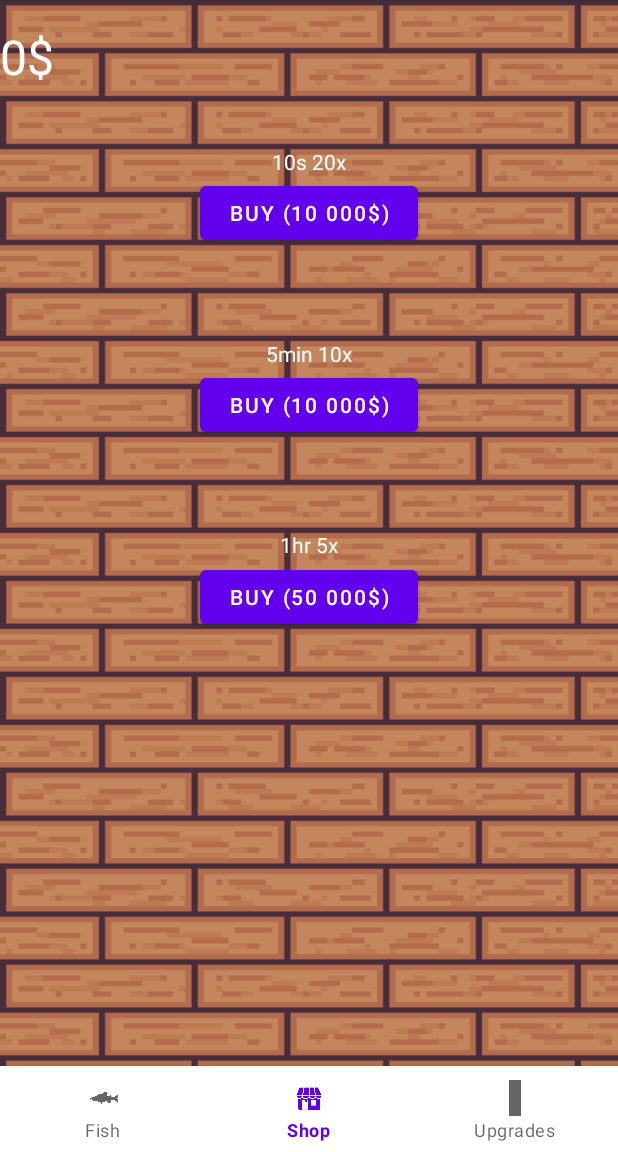
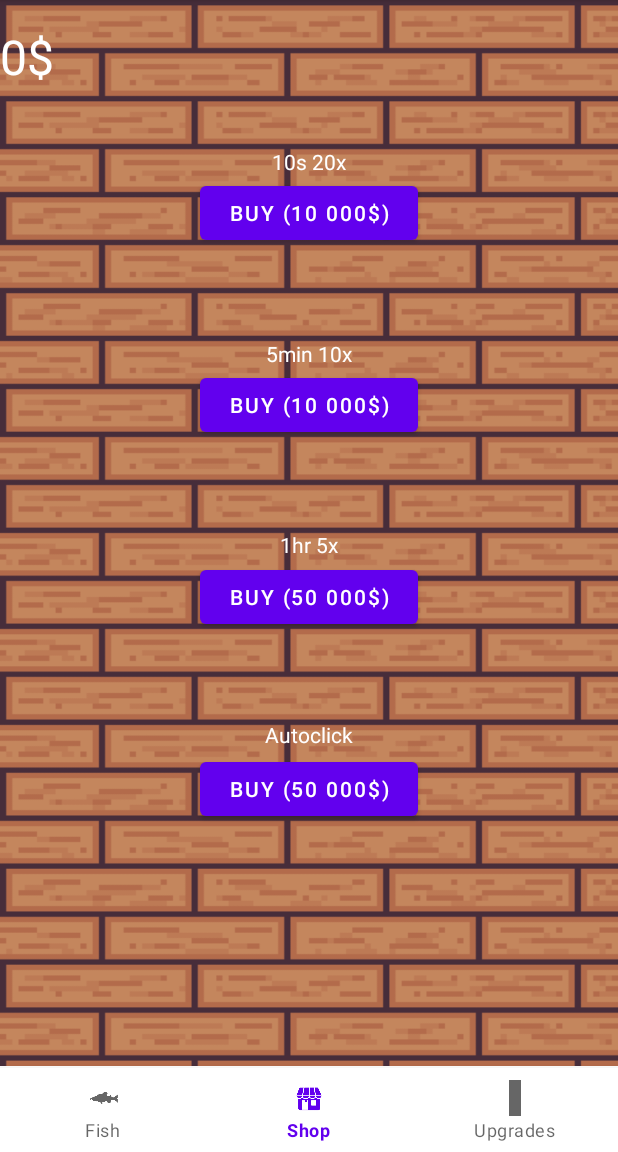
Before and after one commit to Miisterfox/FishAndClick, an Android app: the screen it shows after launch (MainActivity), item 2 of the bottom bar chosen, on a phone screen of 412 x 824 dp, the part 84-1236 px from its top. Run offline under Robolectric (Android 15) with nearby library versions, the phone set to English and light mode, and no system bars.

Commit message:
Added AutoClick

```diff
--- a/app/src/main/java/com/example/fishnclick/FishFragment.java
+++ b/app/src/main/java/com/example/fishnclick/FishFragment.java
@@ -13,10 +13,10 @@ import androidx.annotation.Nullable;
 import androidx.fragment.app.Fragment;
 
 public class FishFragment extends Fragment implements View.OnClickListener{
-    private TextView FishView;
-    private TextView FishName;
-    private ImageButton fishButton;
-    private int fishIndex;
+    private static TextView FishView;
+    private static TextView FishName;
+    private static ImageButton fishButton;
+    private static int fishIndex;
     private static TextView moneyText;
     private int money;
     public FishFragment() {
@@ -60,7 +60,7 @@ public class FishFragment extends Fragment implements View.OnClickListener{
     public void onViewCreated(@NonNull View view, @Nullable Bundle savedInstanceState) {
     }
 
-    private void updateFish() {
+    public static void updateFish() {
         Fish SelectedFish = MainActivity.getFishList().get(fishIndex);
         fishButton.setEnabled(SelectedFish.getEnabled());
         if(!SelectedFish.getEnabled()) {
--- a/app/src/main/java/com/example/fishnclick/MainActivity.java
+++ b/app/src/main/java/com/example/fishnclick/MainActivity.java
@@ -3,6 +3,8 @@ package com.example.fishnclick;
 import android.content.Context;
 import android.content.SharedPreferences;
 import android.os.Bundle;
+import android.os.Handler;
+import android.util.Log;
 import android.view.MenuItem;
 import android.widget.Chronometer;
 import android.widget.TextView;
@@ -16,7 +18,7 @@ import com.google.android.material.bottomnavigation.BottomNavigationView;
 
 import java.util.ArrayList;
 
-public class MainActivity extends AppCompatActivity{
+public class MainActivity extends AppCompatActivity {
     private static ArrayList<Fish> fish;
     private static int money;
     private static Chronometer CurrentBoost;
@@ -24,28 +26,45 @@ public class MainActivity extends AppCompatActivity{
     private static TextView MoneyView;
     private static MyDatabase db;
     private static SharedPreferences spMoney;
+    private static SharedPreferences spAutoClick;
+    private static Handler handler = new Handler();
+    private static boolean autoClickBoolean;
+    private static Runnable autoClick = new Runnable() {
+        @Override
+        public void run() {
+            FishsClick();
+            Log.d("runnable","it works");
+            handler.postDelayed(this, 60000);
+        }
+    };
     @Override
     protected void onCreate(Bundle savedInstanceState) {
-
+        autoClickBoolean=false;
+        Log.d("runnable","it works");
         fish = new ArrayList<>();
         fish.add(new Fish("Bar", 1, R.drawable.fish1));
         fish.add(new Fish("Salmon", 2, R.drawable.fish2));
-        fish.add(new Fish("Eel", 5, R.drawable.fish3,false));
-        fish.add(new Fish("Octopus", 10, R.drawable.fish4,false));
-        fish.add(new Fish("Shark", 25, R.drawable.fish5,false));
-        fish.add(new Fish("Moonfish", 50, R.drawable.fish6,false));
+        fish.add(new Fish("Eel", 5, R.drawable.fish3, false));
+        fish.add(new Fish("Octopus", 10, R.drawable.fish4, false));
+        fish.add(new Fish("Shark", 25, R.drawable.fish5, false));
+        fish.add(new Fish("Moonfish", 50, R.drawable.fish6, false));
 
-        db = new MyDatabase(this,fish);
+        db = new MyDatabase(this, fish);
         db.updateFishList(fish);
         super.onCreate(savedInstanceState);
-        boost=1;
+        boost = 1;
         setContentView(R.layout.activity_main);
         MoneyView = (TextView) findViewById(R.id.money);
         updateMoney();
 
         spMoney = getSharedPreferences("money", Context.MODE_PRIVATE);
-        money= spMoney.getInt("money",0);
-        MoneyView.setText(money+"$");
+        spAutoClick = getSharedPreferences("autoClick",Context.MODE_PRIVATE);
+        autoClickBoolean = spAutoClick.getBoolean("autoclick",false);
+        if(autoClickBoolean) {
+            enableAutoClick();
+        }
+        money = spMoney.getInt("money", 0);
+        MoneyView.setText(money + "$");
         CurrentBoost = (Chronometer) findViewById(R.id.CurrentBoost);
 
 
@@ -53,7 +72,7 @@ public class MainActivity extends AppCompatActivity{
         CurrentBoost.setOnChronometerTickListener(new Chronometer.OnChronometerTickListener() {
             @Override
             public void onChronometerTick(Chronometer chronometer) {
-                if(chronometer.getText().toString().equalsIgnoreCase("00:00")) {
+                if (chronometer.getText().toString().equalsIgnoreCase("00:00")) {
                     chronometer.stop();
                     chronometer.setText("");
                     setBoost(1);
@@ -68,15 +87,15 @@ public class MainActivity extends AppCompatActivity{
             public boolean onNavigationItemSelected(@NonNull MenuItem item) {
                 FragmentManager fragmentManager = getSupportFragmentManager();
                 FragmentTransaction fragmentTransaction = fragmentManager.beginTransaction();
-                switch(item.getItemId()){
+                switch (item.getItemId()) {
                     case R.id.fish:
-                        fragmentTransaction.replace(R.id.mainFragment,new FishFragment()).commit();
+                        fragmentTransaction.replace(R.id.mainFragment, new FishFragment()).commit();
                         return true;
                     case R.id.shop:
-                        fragmentTransaction.replace(R.id.mainFragment,new ShopFragment()).commit();
+                        fragmentTransaction.replace(R.id.mainFragment, new ShopFragment()).commit();
                         return true;
                     case R.id.upgrades:
-                        fragmentTransaction.replace(R.id.mainFragment,new UpgradesFragment()).commit();
+                        fragmentTransaction.replace(R.id.mainFragment, new UpgradesFragment()).commit();
                         return true;
                 }
                 return false;
@@ -87,10 +106,25 @@ public class MainActivity extends AppCompatActivity{
     public static ArrayList<Fish> getFishList() {
         return fish;
     }
-
+    public static boolean isAutoClickOn() {
+        return autoClickBoolean;
+    }
+    private static void FishsClick() {
+        for (Fish f : fish) {
+            if(f.getEnabled()) {
+                for (int i = 0; i < f.getLevel() + 1; i++) {
+                    f.addClick();
+                    setMoney(money + f.getValue() * MainActivity.getBoost() * (1 + f.getLevel()));
+                }
+                MainActivity.updateFish(f);
+            }
+        }
+        FishFragment.updateFish();
+    updateMoney();
+    }
     public static Fish getFishList(String name) {
-        for(Fish f : fish){
-            if(f.toString()==name){
+        for (Fish f : fish) {
+            if (f.toString() == name) {
                 return f;
             }
         }
@@ -100,30 +134,44 @@ public class MainActivity extends AppCompatActivity{
     public static void updateFish(Fish fishItem) {
         db.updateFish(fishItem);
     }
+
     public static void updateMoney() {
-        MoneyView.setText(money+"$");
+        MoneyView.setText(money + "$");
     }
+
     public static void setBoost(long durée, int boost) {
         CurrentBoost.setText("");
         CurrentBoost.setBase(durée);
         setBoost(boost);
         CurrentBoost.start();
     }
+
     public static int getMoney() {
         return money;
     }
-    public  static void setBoost(int b) {
-        boost=b;
+
+    public static void enableAutoClick() {
+        autoClickBoolean=true;
+        Log.d("runnable","it starts");
+        handler.postDelayed(autoClick, 60000);
+        SharedPreferences.Editor editor = spAutoClick.edit();
+        editor.putBoolean("autoclick", autoClickBoolean);
+        editor.commit();
     }
+
+    public static void setBoost(int b) {
+        boost = b;
+    }
+
     public static int getBoost() {
         return boost;
     }
+
     public static void setMoney(int m) {
-        money=m;
+        money = m;
         updateMoney();
         SharedPreferences.Editor editor = spMoney.edit();
-        editor.putInt("money",money);
+        editor.putInt("money", money);
         editor.commit();
     }
-
 }
--- a/app/src/main/java/com/example/fishnclick/ShopFragment.java
+++ b/app/src/main/java/com/example/fishnclick/ShopFragment.java
@@ -14,6 +14,7 @@ public class ShopFragment extends Fragment implements View.OnClickListener {
     private static Button BoostButton1;
     private static Button BoostButton3;
     private static Button BoostButton2;
+    private static Button autoclick;
     View view;
     TextView moneyTextView;
     public ShopFragment() {
@@ -24,9 +25,11 @@ public class ShopFragment extends Fragment implements View.OnClickListener {
         BoostButton1 = (Button) view.findViewById(R.id.Boost1);
         BoostButton2 = (Button) view.findViewById(R.id.boost2);
         BoostButton3 = (Button) view.findViewById(R.id.boost3);
+        autoclick = (Button) view.findViewById(R.id.autoClick);
         BoostButton1.setOnClickListener(this);
         BoostButton3.setOnClickListener(this);
         BoostButton2.setOnClickListener(this);
+        autoclick.setOnClickListener(this);
         disableBoosts();
         return view;
 
@@ -43,6 +46,7 @@ public class ShopFragment extends Fragment implements View.OnClickListener {
             BoostButton3.setEnabled(true);
             BoostButton2.setEnabled(true);
         }
+        autoclick.setEnabled(!MainActivity.isAutoClickOn());
     }
     public void onClick(View v) {
         switch(v.getId()) {
@@ -55,9 +59,20 @@ public class ShopFragment extends Fragment implements View.OnClickListener {
                 case R.id.boost3:
                 buyBoost(50000,(60000*60));
                 break;
+            case R.id.autoClick:
+                buyAutoClick();
+                break;
         }
     }
 
+    private void buyAutoClick() {
+        int price = 1;
+        if(MainActivity.getMoney()>=price) {
+            MainActivity.setMoney(MainActivity.getMoney()-price);
+            MainActivity.enableAutoClick();
+            disableBoosts();
+        }
+    }
 
     private void buyBoost(int boostPrice, int durée) {
         if(MainActivity.getMoney()>=boostPrice) {
--- a/app/src/main/res/layout/fragment_shop.xml
+++ b/app/src/main/res/layout/fragment_shop.xml
@@ -76,4 +76,26 @@
         android:layout_marginTop="353dp"
         android:text="1hr 5x"
         android:textColor="#FFFFFF"/>
+
+    <TextView
+        android:id="@+id/textView5"
+        android:layout_width="wrap_content"
+        android:layout_height="wrap_content"
+        android:layout_alignParentTop="true"
+        android:layout_centerInParent="true"
+        android:layout_marginTop="480dp"
+        android:text="Autoclick"
+        android:textColor="#FFFFFF"/>
+    <Button
+        android:id="@+id/autoClick"
+        android:layout_width="119dp"
+        android:layout_height="wrap_content"
+        android:layout_below="@+id/boost3"
+        android:layout_alignParentStart="true"
+        android:layout_alignParentEnd="true"
+        android:layout_marginStart="133dp"
+        android:layout_marginTop="80dp"
+        android:layout_marginEnd="133dp"
+        android:text="BUY (50 000$)"
+        android:textColor="#FFFFFF"/>
 </RelativeLayout>
```
Also changed, not shown: gradle/wrapper/gradle-wrapper.properties, 1 other file.
